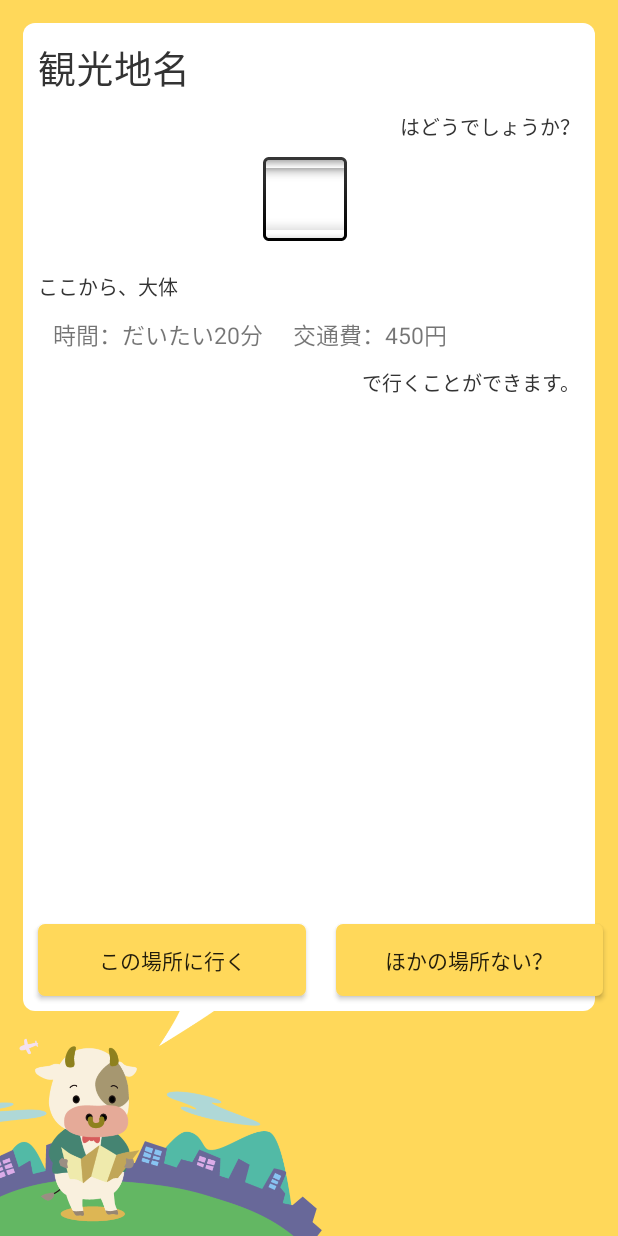
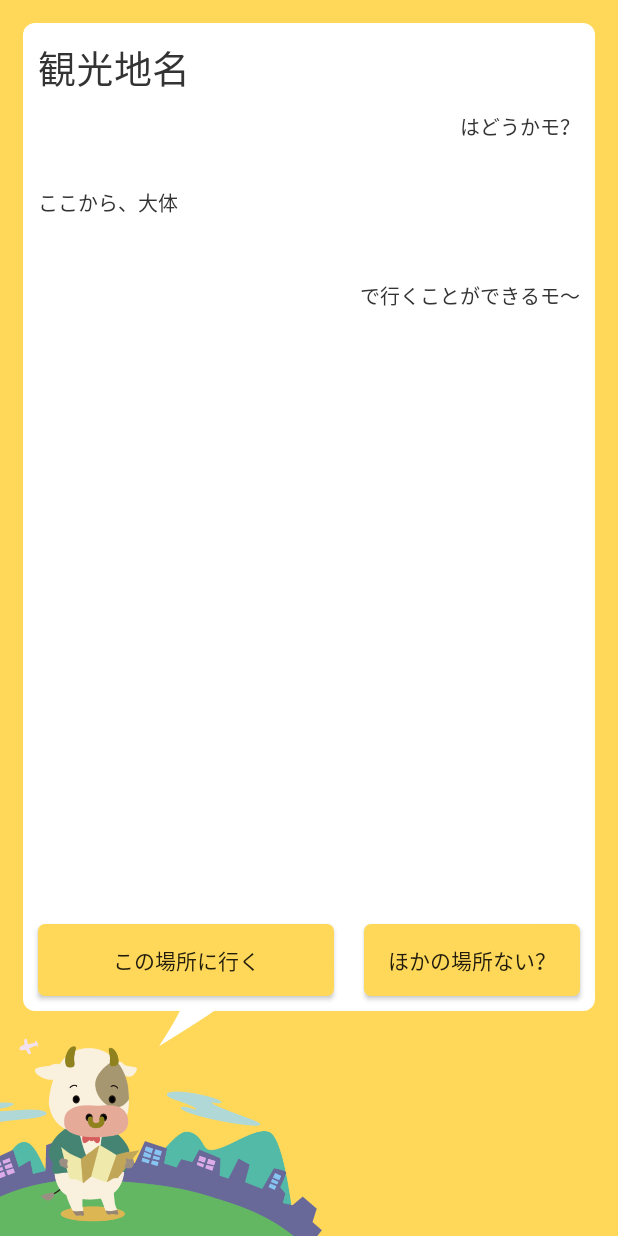
Before and after one commit to OnePoundSteak/OnePoundSteakProject, an Android app: the screen it shows after launch (ViewActivity), after a tap on an icon or button, on a phone screen of 412 x 824 dp. Run offline under Robolectric (Android 15) with nearby library versions, the phone set to English and light mode, and no system bars; our stand-ins replace Volley; network calls fail.

Commit message:
masterをコミット

```diff
--- a/app/src/main/java/honda/onepoundsteakproject/AppController.java
+++ b/app/src/main/java/honda/onepoundsteakproject/AppController.java
@@ -10,7 +10,6 @@
 
 import com.android.volley.Request;
 import com.android.volley.RequestQueue;
-import com.android.volley.toolbox.ImageLoader;
 import com.android.volley.toolbox.JsonArrayRequest;
 import com.android.volley.toolbox.JsonObjectRequest;
 import com.android.volley.toolbox.Volley;
@@ -43,6 +42,7 @@
         return mRequestQueue;
     }
 
+
     public <T> void addToRequestQueue(JsonObjectRequest req, String tag) {
         // set the default tag if tag is empty
         req.setTag(TextUtils.isEmpty(tag) ? TAG : tag);
--- a/app/src/main/java/honda/onepoundsteakproject/InputMain.java
+++ b/app/src/main/java/honda/onepoundsteakproject/InputMain.java
@@ -45,9 +45,9 @@
 	//最終的に送る時間(分)
     private Spinner time1Spinner, time2Spinner, moneySpinner;
 	//時間、分、お金のspinner
-    private String spinnerTime1[] = {"3", "2", "1", "0"};
+    private String spinnerTime1[] = {"0", "1", "2", "3"};
 	//一つ目のスピナーの要素(何時間以内か)
-    private String spinnerTime2[] = {"0", "10", "20", "30", "40", "50"};
+    private String spinnerTime2[] = {"0", "10", "20", "30", "40", "50", "60"};
 	//二つ目のスピナーの要素(何分以内か)
     private String spinnerMoney[] = {"気にしない", "500", "1000", "2000", "3000", "4000", "5000"};
 	//三つ目のスピナーの要素(お金)
@@ -212,8 +212,8 @@
             mMoney = getmMoney();
             mTime = getTime1()*60+getTime2();
             //スピナーで取得してきた時間を分に直しmTimeに格納
-			//mLatitude = 34.986047;
-            //mLongitude = 135.758826;
+			mLatitude = 34.986047;
+            mLongitude = 135.758826;
 			//KEYとそれぞれの変数を次のactivityに渡す
             intent.putExtra("money", mMoney);
             intent.putExtra("time", mTime);
--- a/app/src/main/java/honda/onepoundsteakproject/SpotInf.java
+++ b/app/src/main/java/honda/onepoundsteakproject/SpotInf.java
@@ -1,6 +1,5 @@
 package honda.onepoundsteakproject;
 
-// tes
 public class SpotInf {
     public int dataId;
 	public String name;
--- a/app/src/main/java/honda/onepoundsteakproject/ViewActivity.java
+++ b/app/src/main/java/honda/onepoundsteakproject/ViewActivity.java
@@ -14,10 +14,10 @@
         super.onCreate(savedInstanceState);
         setContentView(R.layout.activity_view);
 
-        int money = 0;
-        int time = 0;
-        double latitude = 0;
-        double longitude = 0;
+        int money = 1;
+        int time = 120;
+        double latitude = 34.986047;
+        double longitude = 135.758826;
 
         Intent intent = getIntent();
         if(intent != null && intent.hasExtra("money")) {
--- a/app/src/main/res/layout/fragment_preview.xml
+++ b/app/src/main/res/layout/fragment_preview.xml
@@ -31,7 +31,7 @@
 
     <TextView
         android:id = "@+id/subText"
-        android:text = "はどうでしょうか？"
+        android:text = "はどうかモ？"
         android:textSize="13dp"
         android:textColor="#333333"
         android:layout_below="@+id/spotNameText"
@@ -65,7 +65,7 @@
 
     <TextView
         android:id = "@+id/spotTimeText"
-        android:text = "時間：だいたい20分"
+        android:text = ""
         android:textSize="15sp"
         android:layout_width="wrap_content"
         android:layout_height="wrap_content"
@@ -76,7 +76,7 @@
 
     <TextView
         android:id = "@+id/spotFareText"
-        android:text = "交通費：450円"
+        android:text = ""
         android:textSize="15sp"
         android:layout_width="wrap_content"
         android:layout_height="wrap_content"
@@ -87,7 +87,7 @@
 
     <TextView
         android:id = "@+id/subText3"
-        android:text = "で行くことができます。"
+        android:text = "で行くことができるモ〜"
         android:textSize="13dp"
         android:textColor="#333333"
         android:layout_below="@+id/spotFareText"
@@ -103,7 +103,8 @@
         android:layout_height="wrap_content"
         android:orientation="horizontal"
         android:layout_above="@+id/cow"
-        android:layout_alignStart="@+id/mainback">
+        android:layout_alignStart="@+id/mainback"
+        android:layout_alignEnd="@+id/mainback">
         <Button
             android:text="この場所に行く"
             android:id="@+id/button"
@@ -118,9 +119,9 @@
             android:id="@+id/changeSpotButton"
             android:background="@drawable/button_corners"
             android:layout_height="wrap_content"
-            android:layout_width="fill_parent"
-            android:layout_margin="10dp"
-            android:layout_weight="1"/>
+            android:layout_width="wrap_content"
+            android:layout_marginRight="10dp"
+            android:layout_margin="10dp" />
     </LinearLayout>
 
     <ImageView
@@ -130,7 +131,6 @@
         android:layout_height="150dp"
         android:layout_alignParentBottom="true"
         android:layout_alignParentLeft="true"
-        android:layout_marginLeft="0dp"
         android:layout_marginBottom="0dp"
         android:scaleType="fitStart" />
 
```
Also changed, not shown: app/src/main/java/honda/onepoundsteakproject/PreviewActivityFragment.java (+47 -107 lines), app/src/main/res/layout/activity_input_main.xml (+7 -4 lines), app/src/main/res/drawable/cow_icon.png (added).
